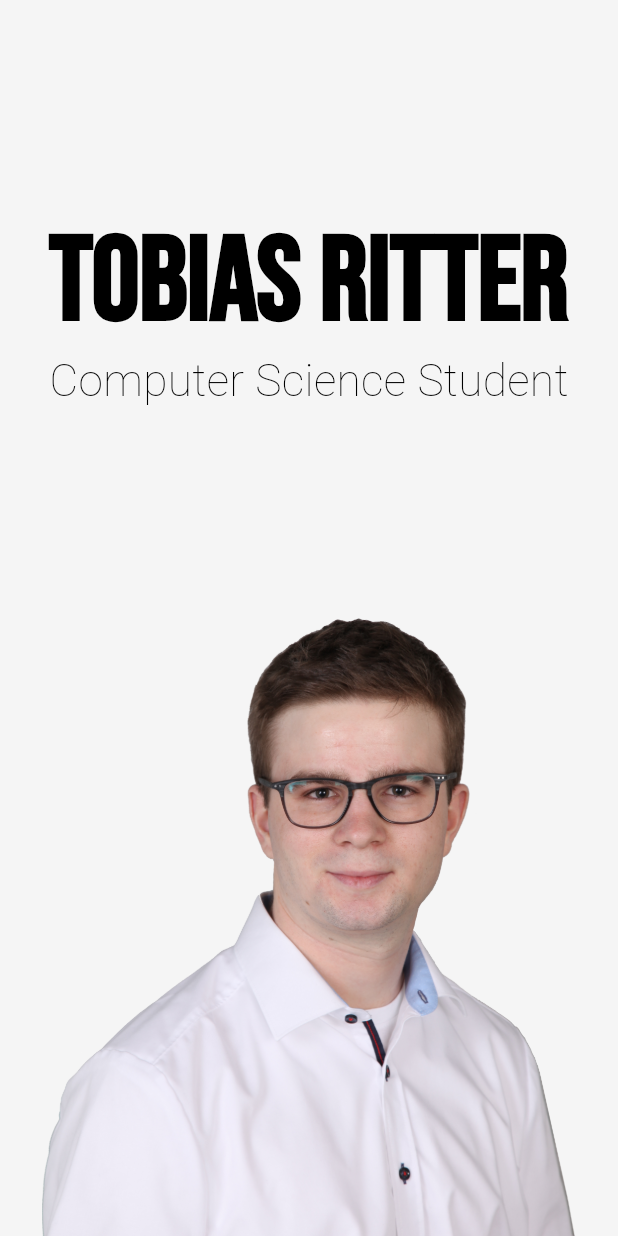
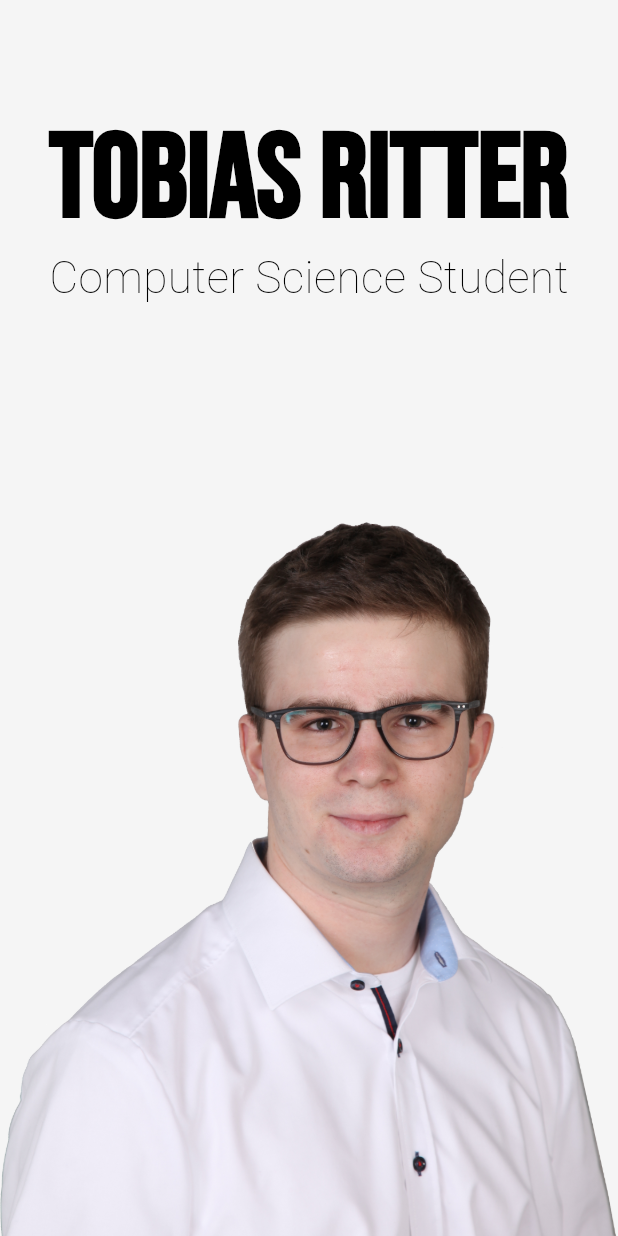
Before and after one commit to TobiasRitter/website, a Flutter app: the TitlePage widget shown alone on an empty page, opened directly with empty values, on a phone screen of 412 x 824 dp. Run offline on Flutter 3.47's test engine with Material 2 defaults, Android fonts, the phone set to English and light mode, and no system bars; our stand-ins replace google_fonts.

Commit message:
change titlepage layout aspect ratio

```diff
--- a/lib/title_page.dart
+++ b/lib/title_page.dart
@@ -82,6 +82,7 @@ class _TitlePageState extends State<TitlePage> {
             ),
           ),
           Expanded(
+            flex: 2,
             child: Image.asset(
               "res/PBCompressed.png",
               fit: BoxFit.scaleDown,
```
